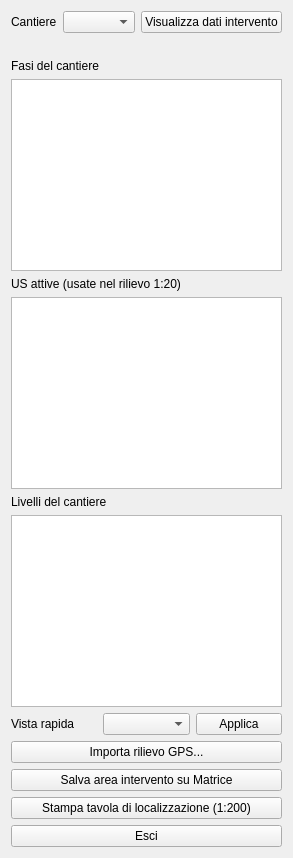
First picture: the form in matrice_qgis_plugin/ui/main_dock.ui, repository tsaccone85-spec/Matrice, before the edit.
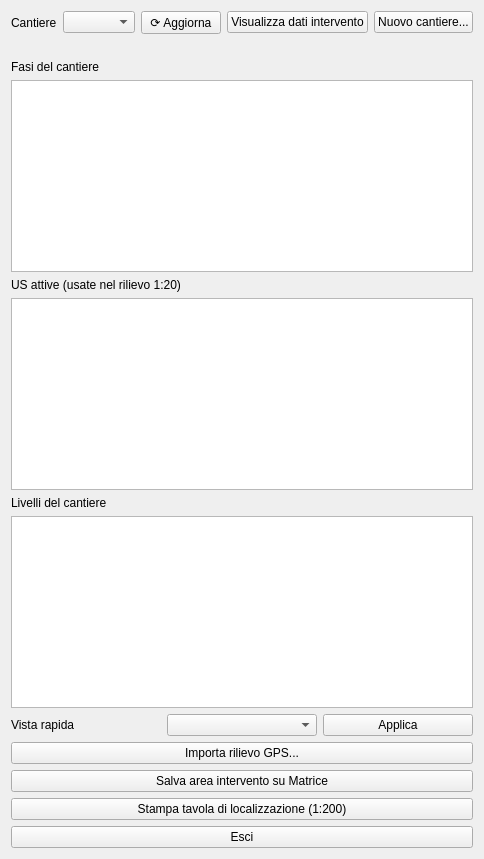
Second picture: the form after the edit.

```diff
--- a/matrice_qgis_plugin/ui/main_dock.ui
+++ b/matrice_qgis_plugin/ui/main_dock.ui
@@ -15,6 +15,16 @@
      <item>
       <widget class="QComboBox" name="cantiereCombo"/>
      </item>
+     <item>
+      <widget class="QPushButton" name="aggiornaCantieriButton">
+       <property name="text">
+        <string>⟳ Aggiorna</string>
+       </property>
+       <property name="toolTip">
+        <string>Rilegge da Matrice l'elenco dei cantieri abilitati (es. dopo averne creato uno dall'app web o da un'altra sessione QGIS).</string>
+       </property>
+      </widget>
+     </item>
      <item>
       <widget class="QPushButton" name="apriTavolaButton">
        <property name="text">
@@ -22,6 +32,16 @@
        </property>
       </widget>
      </item>
+     <item>
+      <widget class="QPushButton" name="nuovoCantiereButton">
+       <property name="text">
+        <string>Nuovo cantiere...</string>
+       </property>
+       <property name="toolTip">
+        <string>Crea su Matrice un nuovo cantiere (sezione 4, "Crea cantiere da QGIS").</string>
+       </property>
+      </widget>
+     </item>
     </layout>
    </item>
    <item>
```
